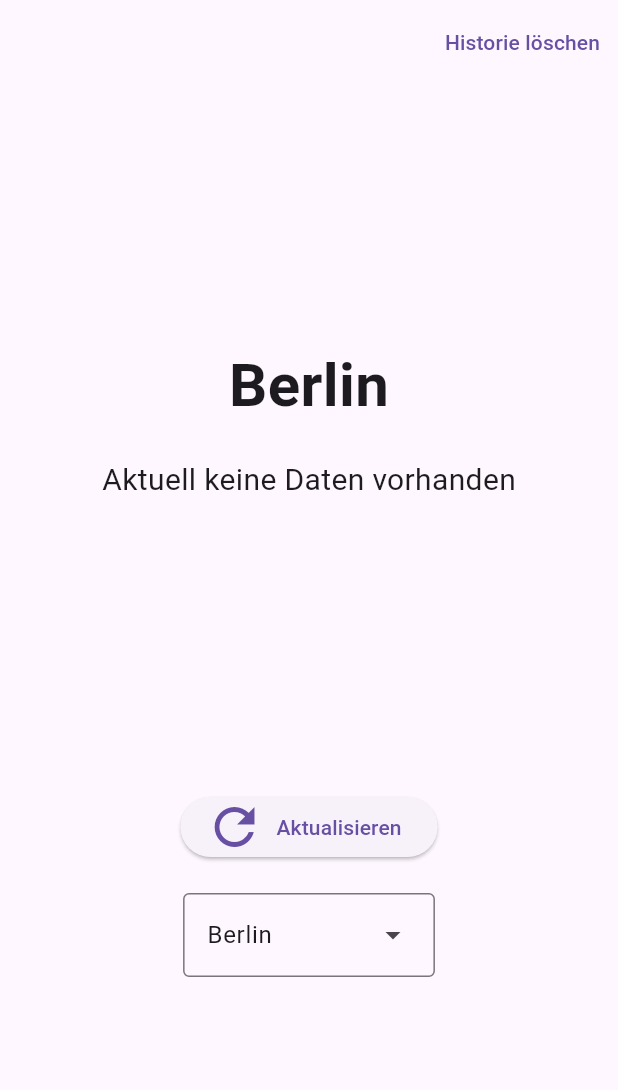
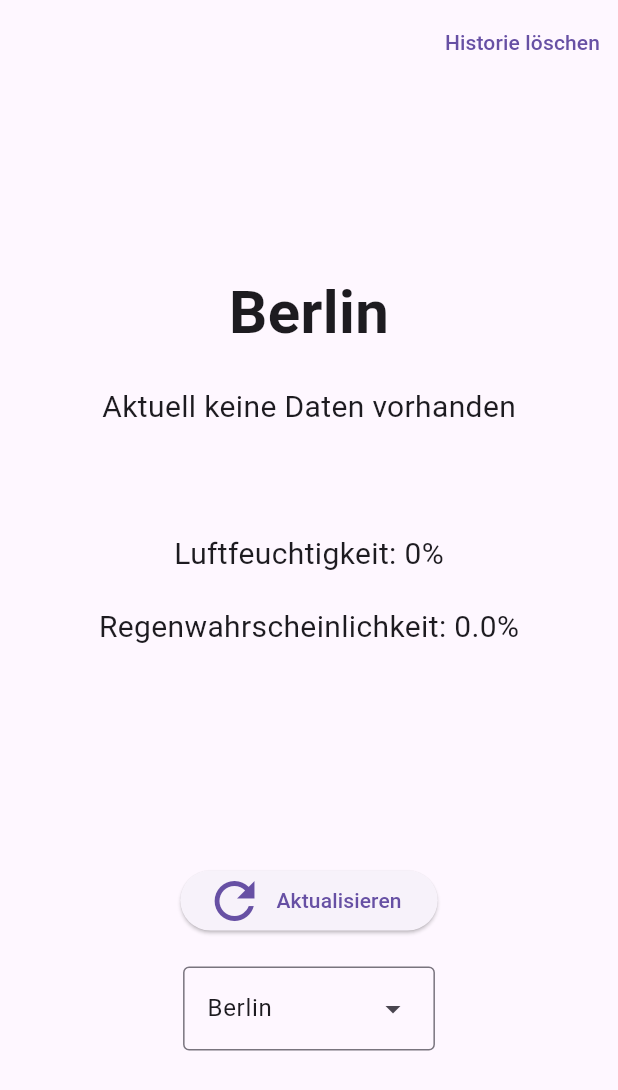
Before and after one commit to Jura17/Simple_Weather_App, a Flutter app: the screen it shows after launch, after a tap on "Aktualisieren", on a phone screen of 412 x 824 dp. Shown: the top 1090 px of the screen. Run offline on Flutter 3.47's test engine with Material 3 defaults, Android fonts, the light colour scheme and no system bars; our stand-ins replace shared_preferences; network calls fail.

Commit message:
feat: show and save data for apparent temperature, humidity, precipitation and rain too ('no data'-case still needs some work)

```diff
--- a/lib/data/api_urls.dart
+++ b/lib/data/api_urls.dart
@@ -1,14 +1,14 @@
 const Map<String, dynamic> apiUris = {
   "Berlin":
-      "https://api.open-meteo.com/v1/forecast?latitude=52.52&longitude=13.41&current=temperature_2m",
+      "https://api.open-meteo.com/v1/forecast?latitude=52.5244&longitude=13.4105&current=temperature_2m,relative_humidity_2m,apparent_temperature,precipitation,rain",
   "Osaka":
-      "https://api.open-meteo.com/v1/forecast?latitude=34.6937&longitude=135.5022&current=temperature_2m",
+      "https://api.open-meteo.com/v1/forecast?latitude=34.6937&longitude=135.5022&current=temperature_2m,relative_humidity_2m,apparent_temperature,precipitation,rain",
   "Stockholm":
-      "https://api.open-meteo.com/v1/forecast?latitude=59.3294&longitude=18.0687&current=temperature_2m",
+      "https://api.open-meteo.com/v1/forecast?latitude=59.3294&longitude=18.0687&current=temperature_2m,relative_humidity_2m,apparent_temperature,precipitation,rain",
   "New York":
-      "https://api.open-meteo.com/v1/forecast?latitude=40.7143&longitude=-74.006&current=temperature_2m",
+      "https://api.open-meteo.com/v1/forecast?latitude=40.7143&longitude=-74.006&current=temperature_2m,relative_humidity_2m,apparent_temperature,precipitation,rain",
   "São Paulo":
-      "https://api.open-meteo.com/v1/forecast?latitude=-23.5475&longitude=-46.6361&current=temperature_2m",
+      "https://api.open-meteo.com/v1/forecast?latitude=-23.5475&longitude=-46.6361&current=temperature_2m,relative_humidity_2m,apparent_temperature,precipitation,rain",
   "Paris":
-      "https://api.open-meteo.com/v1/forecast?latitude=48.8534&longitude=2.3488&current=temperature_2m",
+      "https://api.open-meteo.com/v1/forecast?latitude=48.8534&longitude=2.3488&current=temperature_2m,relative_humidity_2m,apparent_temperature,precipitation,rain",
 };
--- a/lib/data/repositories/shared_preferences_repository.dart
+++ b/lib/data/repositories/shared_preferences_repository.dart
@@ -4,6 +4,10 @@ import 'package:shared_preferences/shared_preferences.dart';
 class SharedPreferencesRepository extends DatabaseRepository {
   final String _tempKey = "recentTemperature";
   final String _cityKey = "recentCity";
+  final String _apparentTempKey = "recentApparentTemp";
+  final String _humidityKey = "recentHumidity";
+  final String _precipitationKey = "recentPrecipitation";
+  final String _rainKey = "recentRain";
 
   late final Future<SharedPreferences> _prefsFuture;
 
@@ -18,9 +22,27 @@ class SharedPreferencesRepository extends DatabaseRepository {
   }
 
   @override
-  Future<double> get recentTemperature async {
+  Future<void> overrideRecentApparentTemp(double recentApparentTemp) async {
     final prefs = await _prefsFuture;
-    return prefs.getDouble(_tempKey) ?? 0.0;
+    await prefs.setDouble(_apparentTempKey, recentApparentTemp);
+  }
+
+  @override
+  Future<void> overrideRecentHumidity(int recentHumidity) async {
+    final prefs = await _prefsFuture;
+    await prefs.setInt(_humidityKey, recentHumidity);
+  }
+
+  @override
+  Future<void> overrideRecentPrecipitation(double recentPrecipitation) async {
+    final prefs = await _prefsFuture;
+    await prefs.setDouble(_precipitationKey, recentPrecipitation);
+  }
+
+  @override
+  Future<void> overrideRecentRain(double recentRain) async {
+    final prefs = await _prefsFuture;
+    await prefs.setDouble(_rainKey, recentRain);
   }
 
   @override
@@ -40,4 +62,34 @@ class SharedPreferencesRepository extends DatabaseRepository {
     final prefs = await _prefsFuture;
     return prefs.getString(_cityKey) ?? '';
   }
+
+  @override
+  Future<double?> get recentTemperature async {
+    final prefs = await _prefsFuture;
+    return prefs.getDouble(_tempKey);
+  }
+
+  @override
+  Future<double?> get recentApparentTemp async {
+    final prefs = await _prefsFuture;
+    return prefs.getDouble(_apparentTempKey);
+  }
+
+  @override
+  Future<int?> get recentHumidity async {
+    final prefs = await _prefsFuture;
+    return prefs.getInt(_humidityKey);
+  }
+
+  @override
+  Future<double?> get recentPricipitation async {
+    final prefs = await _prefsFuture;
+    return prefs.getDouble(_precipitationKey);
+  }
+
+  @override
+  Future<double?> get recentRain async {
+    final prefs = await _prefsFuture;
+    return prefs.getDouble(_rainKey);
+  }
 }
--- a/lib/ui/screens/home_screen.dart
+++ b/lib/ui/screens/home_screen.dart
@@ -19,14 +19,22 @@ class HomeScreen extends StatefulWidget {
 
 class _HomeScreenState extends State<HomeScreen> {
   String _tempInfoText = "";
-  double _mostRecentTemperature = 0.0;
+  String _timeInfoText = "";
+  String _preciptationInfoText = "";
+  String _rainInfoText = "";
+  String _humidityInfoText = "";
+  String _apparentTempInfoText = "";
+  double? _mostRecentTemperature = 0.0;
+  double? _mostRecentApparentTemp = 0.0;
+  int? _mostRecentHumidity = 0;
+  double? _mostRecentRain = 0.0;
   TextEditingController cityController = TextEditingController();
-  String _currentCity = "";
+  String _currentCity = "Berlin";
 
   @override
   void initState() {
     super.initState();
-    fetchRecentData();
+    fetchRecentWeatherData();
   }
 
   @override
@@ -35,36 +43,56 @@ class _HomeScreenState extends State<HomeScreen> {
     cityController.dispose();
   }
 
-  void fetchRecentData() async {
+  void fetchRecentWeatherData() async {
     _currentCity = await widget.sharedPrefsRepo.recentCity;
     _mostRecentTemperature = await widget.sharedPrefsRepo.recentTemperature;
+    _mostRecentApparentTemp = await widget.sharedPrefsRepo.recentApparentTemp;
 
     setState(() {
       if (_currentCity.isEmpty) {
         _currentCity = "Berlin";
       }
 
-      if (_mostRecentTemperature == 0.0) {
+      if (_mostRecentTemperature == null) {
         _tempInfoText = "Aktuell keine Daten vorhanden";
       } else {
         _tempInfoText =
             "Temperatur in $_currentCity: $_mostRecentTemperature °C";
       }
+
+      if (_mostRecentApparentTemp != null) {
+        _apparentTempInfoText = "Gefühlt: $_mostRecentApparentTemp °C";
+      }
+      if (_mostRecentHumidity != null) {
+        _humidityInfoText = "Luftfeuchtigkeit: $_mostRecentHumidity%";
+      }
+      if (_mostRecentRain != null) {
+        _rainInfoText = "Regenwahrscheinlichkeit: $_mostRecentRain%";
+      }
     });
   }
 
-  void fetchCurrentTemperature(currentCity) async {
+  void fetchCurrentWeatherData(currentCity) async {
     String? uri = apiUris[currentCity];
     if (uri == null) return;
     final response = await http.get(Uri.parse(uri));
 
     final weatherJsonData = jsonDecode(response.body);
     final newTemperature = weatherJsonData["current"]["temperature_2m"];
+    final newHumidity = weatherJsonData["current"]["relative_humidity_2m"];
+    final newApparentTemp = weatherJsonData["current"]["apparent_temperature"];
+    final newRain = weatherJsonData["current"]["rain"];
 
     setState(() {
       _tempInfoText = "Temperatur in $currentCity: $newTemperature °C";
+      _apparentTempInfoText = "Gefühlt: $newApparentTemp °C";
+      _humidityInfoText = "Luftfeuchtigkeit: $newHumidity%";
+      _rainInfoText = "Regenwahrscheinlichkeit: $newRain%";
     });
     await widget.sharedPrefsRepo.overrideRecentTemperature(newTemperature);
+    await widget.sharedPrefsRepo.overrideRecentApparentTemp(newApparentTemp);
+    await widget.sharedPrefsRepo.overrideRecentHumidity(newHumidity);
+    await widget.sharedPrefsRepo.overrideRecentRain(newRain);
     _currentCity = currentCity!;
     await widget.sharedPrefsRepo.overrideRecentCity(currentCity);
   }
@@ -90,10 +118,10 @@ class _HomeScreenState extends State<HomeScreen> {
               _currentCity,
               style: TextStyle(fontSize: 40, fontWeight: FontWeight.w700),
             ),
-            Text(
-              _tempInfoText,
-              style: TextStyle(fontSize: 20),
-            ),
+            Text(_tempInfoText, style: TextStyle(fontSize: 20)),
+            Text(_apparentTempInfoText, style: TextStyle(fontSize: 20)),
+            Text(_humidityInfoText, style: TextStyle(fontSize: 20)),
+            Text(_rainInfoText, style: TextStyle(fontSize: 20)),
             Spacer(),
             ElevatedButton.icon(
               label: Text("Aktualisieren"),
@@ -102,7 +130,7 @@ class _HomeScreenState extends State<HomeScreen> {
                 size: 40,
               ),
               onPressed: () {
-                fetchCurrentTemperature(_currentCity);
+                fetchCurrentWeatherData(_currentCity);
               },
             ),
             DropdownMenu(
```
Also changed, not shown: lib/data/repositories/database_repository.dart (+11 -3 lines).
